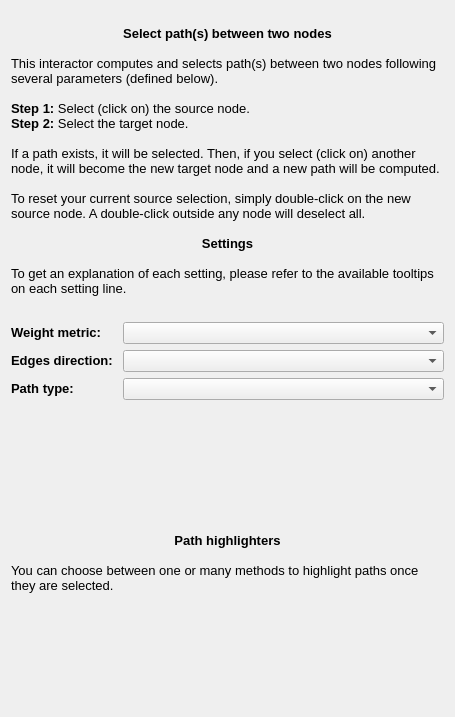
Above: plugins/interactor/PathFinder/designer/PathFinderConfiguration.ui from anlambert/talipot before the change. Below: the same form after it.
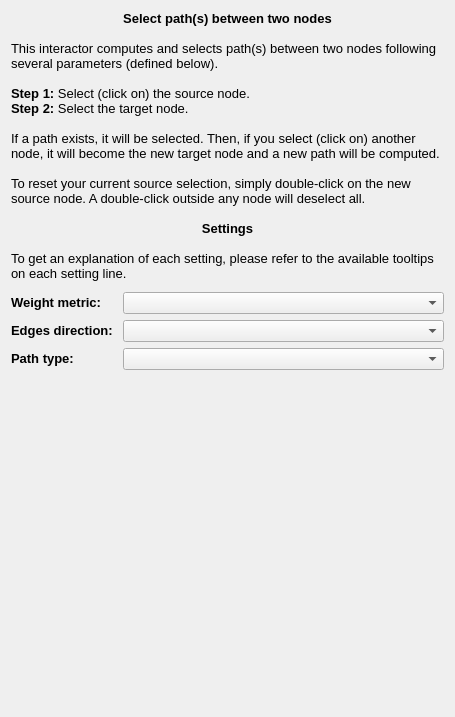
That is the form after the change.

Commit message:
plugins/interactor/PathFinder: Remove path highlighters
Those things are not really of interest for that interactor so better
removing them.

```diff
--- a/plugins/interactor/PathFinder/designer/PathFinderConfiguration.ui
+++ b/plugins/interactor/PathFinder/designer/PathFinderConfiguration.ui
@@ -146,24 +146,17 @@
     </layout>
    </item>
    <item>
-    <widget class="QLabel" name="highlightersLabel">
-     <property name="text">
-      <string>&lt;!DOCTYPE HTML PUBLIC &quot;-//W3C//DTD HTML 4.0//EN&quot; &quot;http://www.w3.org/TR/REC-html40/strict.dtd&quot;&gt;
-&lt;html&gt;&lt;head&gt;&lt;meta name=&quot;qrichtext&quot; content=&quot;1&quot; /&gt;&lt;style type=&quot;text/css&quot;&gt;
-p, li { white-space: pre-wrap; }
-&lt;/style&gt;&lt;/head&gt;&lt;body style=&quot; font-family:'Sans Serif'; font-size:9pt; font-weight:400; font-style:normal;&quot;&gt;
-&lt;p align=&quot;center&quot; style=&quot;-qt-paragraph-type:empty; margin-top:0px; margin-bottom:0px; margin-left:0px; margin-right:0px; -qt-block-indent:0; text-indent:0px; font-family:'Sans'; font-size:10pt;&quot;&gt;&lt;br /&gt;&lt;/p&gt;
-&lt;p align=&quot;center&quot; style=&quot; margin-top:0px; margin-bottom:0px; margin-left:0px; margin-right:0px; -qt-block-indent:0; text-indent:0px;&quot;&gt;&lt;span style=&quot; font-family:'Sans'; font-size:10pt; font-weight:600;&quot;&gt;Path highlighters&lt;/span&gt;&lt;/p&gt;
-&lt;p style=&quot;-qt-paragraph-type:empty; margin-top:0px; margin-bottom:0px; margin-left:0px; margin-right:0px; -qt-block-indent:0; text-indent:0px; font-family:'Sans'; font-size:10pt; font-weight:600;&quot;&gt;&lt;br /&gt;&lt;/p&gt;
-&lt;p style=&quot; margin-top:0px; margin-bottom:0px; margin-left:0px; margin-right:0px; -qt-block-indent:0; text-indent:0px;&quot;&gt;&lt;span style=&quot; font-family:'Sans'; font-size:10pt;&quot;&gt;You can choose between one or many methods to highlight paths once they are selected.&lt;/span&gt;&lt;/p&gt;&lt;/body&gt;&lt;/html&gt;</string>
+    <spacer name="verticalSpacer">
+     <property name="orientation">
+      <enum>Qt::Vertical</enum>
      </property>
-     <property name="wordWrap">
-      <bool>true</bool>
+     <property name="sizeHint" stdset="0">
+      <size>
+       <width>20</width>
+       <height>40</height>
+      </size>
      </property>
-    </widget>
-   </item>
-   <item>
-    <layout class="QVBoxLayout" name="bottomArea"/>
+    </spacer>
    </item>
   </layout>
  </widget>
```
The commit also changes 13 other files.
